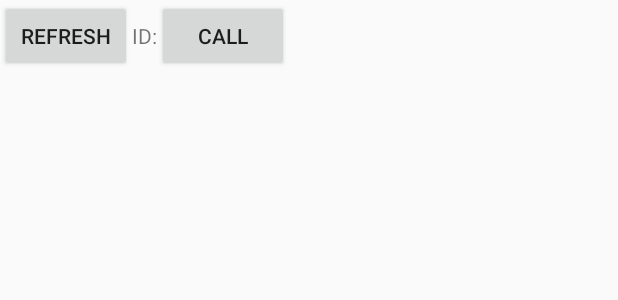
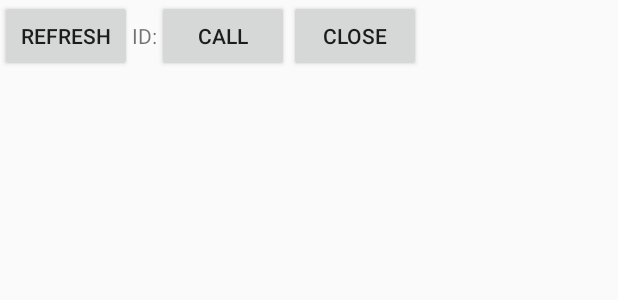
Before and after one commit to kawasin73/webrtc_sample_android, an Android app: the layout activity_main.xml on its own in the app's theme, with its tools: preview values and no code run, on a phone screen of 412 x 824 dp. Shown: the top 300 px of the screen. Run offline under Robolectric (Android 15) with nearby library versions, the light colour scheme and no system bars.

Commit message:
Add Close button

```diff
--- a/app/src/main/res/layout/activity_main.xml
+++ b/app/src/main/res/layout/activity_main.xml
@@ -27,6 +27,11 @@
             android:layout_width="wrap_content"
             android:layout_height="wrap_content"
             android:text="Call" />
+        <Button
+            android:id="@+id/close_btn"
+            android:layout_width="wrap_content"
+            android:layout_height="wrap_content"
+            android:text="Close" />
     </LinearLayout>
 
     <ListView
```
Also changed, not shown: app/src/main/java/com/kawasin73/webrtcsample/MainActivity.java (+30 -10 lines).
